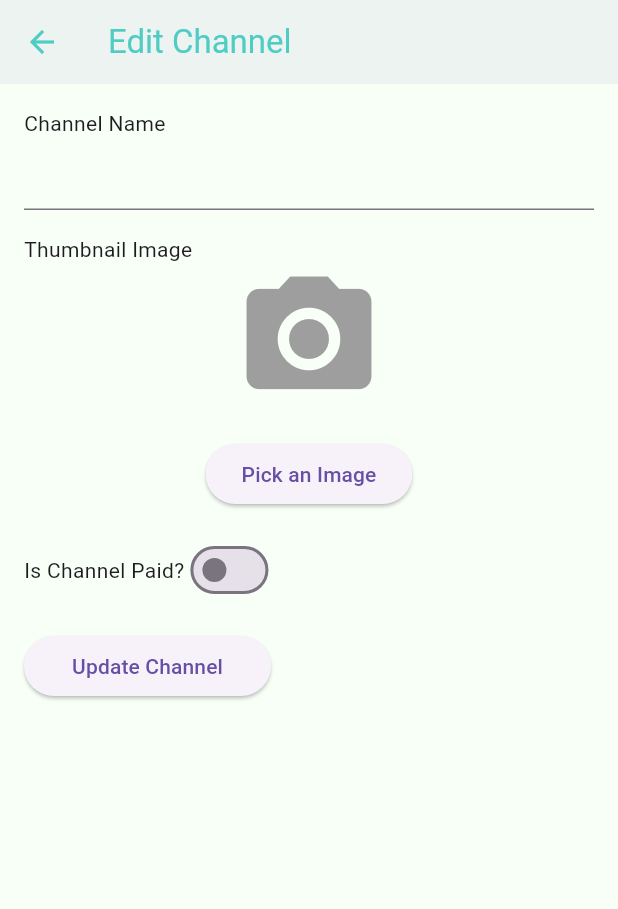
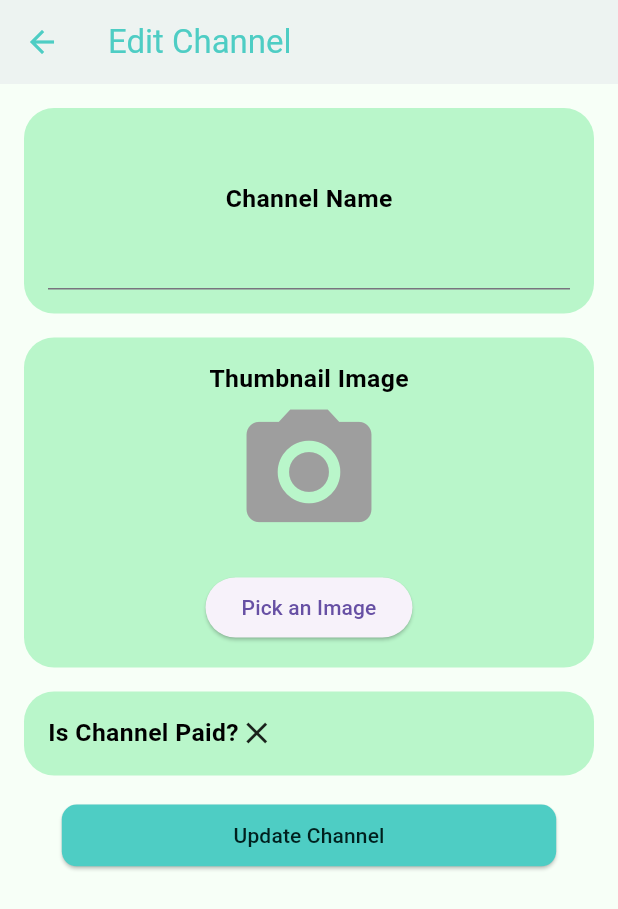
Before and after one commit to Aryan20apr/educationadmin, a Flutter app: the EditChannel screen opened directly with empty values, on a phone screen of 412 x 824 dp. Shown: the top 909 px of the screen. Run offline on Flutter 3.47's test engine with Material 2 defaults, Android fonts, the phone set to English and light mode, and no system bars; our stand-ins replace cached_network_image, carousel_slider, connectivity_plus, device_preview, dio, file_picker and 16 more; missing offline and left inert: circular_menu, dart:ffi, encrypt, syncfusion_flutter_pdfviewer; accounts and stored records are empty; network calls fail.

Commit message:
UI changes, issues fixed in PDF resources

```diff
--- a/lib/screens/common/PdfView.dart
+++ b/lib/screens/common/PdfView.dart
@@ -130,13 +130,13 @@ class _PdfViewState extends State<PdfView> with WidgetsBindingObserver{
   }
    @override
   void dispose() {
-    fileController.deleteTempFile(name:widget.file!.title!) ;
+    fileController.deleteTempFile(name:widget.file!.title!,createdAt:widget.file!.createdAt!) ;
 
     super.dispose();
   }
   Future<File> getFileBytes() async
   {
-    return await fileController.getDecryptedFile(name: widget.file!.title!);
+    return await fileController.getDecryptedFile(name: widget.file!.title!,createdAt:widget.file!.createdAt!);
 
   }
 }
--- a/lib/screens/pages/creator/EditChannelScreen.dart
+++ b/lib/screens/pages/creator/EditChannelScreen.dart
@@ -1,11 +1,14 @@
 import 'dart:io';
 
 import 'package:educationadmin/screens/pages/creator/CreateChannel.dart';
+import 'package:educationadmin/utils/ColorConstants.dart';
+import 'package:sizer/sizer.dart';
 import 'package:flutter/material.dart';
 import 'package:get/get.dart';
 import 'package:logger/logger.dart';
 
 import '../../../Modals/ChannelListModal.dart';
+import 'ImagePickerController.dart';
 class EditChannel extends StatefulWidget {
  const EditChannel({super.key,required this.channel});
  final Channels channel;
@@ -27,6 +30,7 @@ class EditChannelState extends State<EditChannel> {
     _channelNameController.text=widget.channel.name!;
     _channelPriceController.text=(widget.channel.price!).toString();
     _isChannelPaid=widget.channel.isCompletelyPaid!;
+    Logger().e("Channel paid ? ${_isChannelPaid} ${widget.channel.isCompletelyPaid!}");
     super.initState();
   }
 
@@ -60,7 +64,16 @@ class EditChannelState extends State<EditChannel> {
             child: Column(
               crossAxisAlignment: CrossAxisAlignment.start,
               children: <Widget>[
-                const Text("Channel Name"),
+                Container(
+                    decoration: BoxDecoration(
+                    color: Colors.greenAccent.shade100,
+                    borderRadius: const BorderRadius.all(Radius.circular(20))),
+                  child: Padding(
+                    padding: const EdgeInsets.all(16.0),
+                    child: Column(
+                      children: [
+                         SizedBox(height: Get.height*0.04,),
+                        Text("Channel Name",style:TextStyle(color: Colors.black,fontSize: 12.sp,fontWeight: FontWeight.bold),),
                         TextFormField(
                           controller: _channelNameController,
                                  validator: (value) {
@@ -75,8 +88,20 @@ class EditChannelState extends State<EditChannel> {
                           },
 
                         ),
+                      ],
+                    ),
+                  ),
+                ),
                 const SizedBox(height: 16),
-                const Text("Thumbnail Image"),
+                 Container(
+                   decoration: BoxDecoration(
+                    color: Colors.greenAccent.shade100,
+                    borderRadius:const BorderRadius.all(Radius.circular(20))),
+                   child: Padding(
+                     padding: const EdgeInsets.all(16.0),
+                     child: Column(
+                       children: [
+                         Text("Thumbnail Image",style: TextStyle(color: Colors.black,fontSize: 12.sp,fontWeight: FontWeight.bold)),
                                    Center(
                           child: Column(
                             mainAxisAlignment: MainAxisAlignment.center,
@@ -100,26 +125,30 @@ class EditChannelState extends State<EditChannel> {
                             ],
                           ),
                                    ),
+                       ],
+                     ),
+                   ),
+                 ),
                 const SizedBox(height: 16),
+                Container(
+                   decoration: BoxDecoration(
+                    color: Colors.greenAccent.shade100,
+                    borderRadius: BorderRadius.all(Radius.circular(20))),
+                  child: Padding(
+                    padding: const EdgeInsets.all(16.0),
+                    child: Column(
+                      children: [
                         Row(
                           children: <Widget>[
-                    const Text("Is Channel Paid?"),
-                    Switch(
-                      value: _isChannelPaid,
-                      onChanged: (value) {
-                        setState(() {
-                          //_isChannelPaid = value;
-                          //_channelPriceController.clear(); // Clear the price when changing the switch.
-                        });
-                      },
-                    ),
+                             Text("Is Channel Paid?",style: TextStyle(color: Colors.black,fontSize: 12.sp,fontWeight: FontWeight.bold)),
+                            _isChannelPaid?Icon(Icons.check_circle_outline_rounded,color: ColorConstants.accentColor,):Icon(Icons.close_outlined)
                           ],
                         ),
                         _isChannelPaid
                             ? Column(
                                 crossAxisAlignment: CrossAxisAlignment.start,
                                 children: <Widget>[
-                          const Text("Price (in Rupees)"),
+                                   Text("Price (in Rupees)",style: TextStyle(color: Colors.black,fontSize: 12.sp,fontWeight: FontWeight.bold)),
                                   TextFormField(
                                     enabled: false,
                                     controller: _channelPriceController,
@@ -137,14 +166,20 @@ class EditChannelState extends State<EditChannel> {
                                 ],
                               )
                             : const SizedBox(),
+                      ],
+                    ),
+                  ),
+                ),
                 const SizedBox(height: 16),
                 Obx(
-                  ()=> controller.isLoading.value==false? ElevatedButton(
-
+                  ()=> controller.isLoading.value==false? Center(
+                    child: ElevatedButton(
+                     style: ElevatedButton.styleFrom(minimumSize: Size(Get.width*0.8, Get.height*0.05),shape: const RoundedRectangleBorder(borderRadius: BorderRadius.all(Radius.circular(10))),backgroundColor: CustomColors.primaryColor,foregroundColor: CustomColors.primaryColorDark),
                       onPressed: _createChannel,
                       child: const Padding(
                         padding: EdgeInsets.all(8.0),
                         child: Text("Update Channel"),
+                      ),
                     ),
                   ):ElevatedButton(
 
```
Also changed, not shown: lib/screens/common/ChannelDetails.dart (+13 -6 lines), lib/screens/common/Tab1.dart (+4 -3 lines), lib/screens/common/Tab2.dart (+7 -6 lines), lib/screens/pages/Explore2.dart (+4 -4 lines), lib/screens/pages/creator/CreateChannel.dart (+2 -70 lines), lib/screens/pages/creator/ImagePickerController.dart (added, +57 -0 lines), lib/screens/pages/widgets/concave_clipper.dart (added, +22 -0 lines), lib/utils/Controllers/FileDownloadStatusController.dart (+20 -20 lines). Lines whose indentation alone changed are shown as unchanged.
